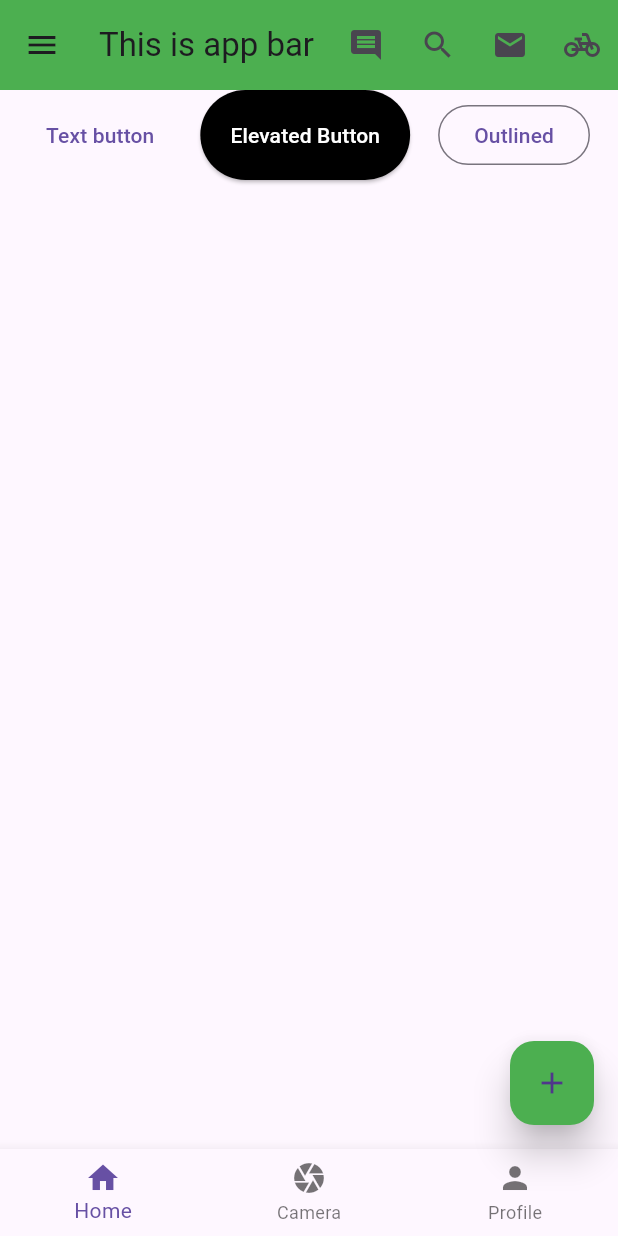
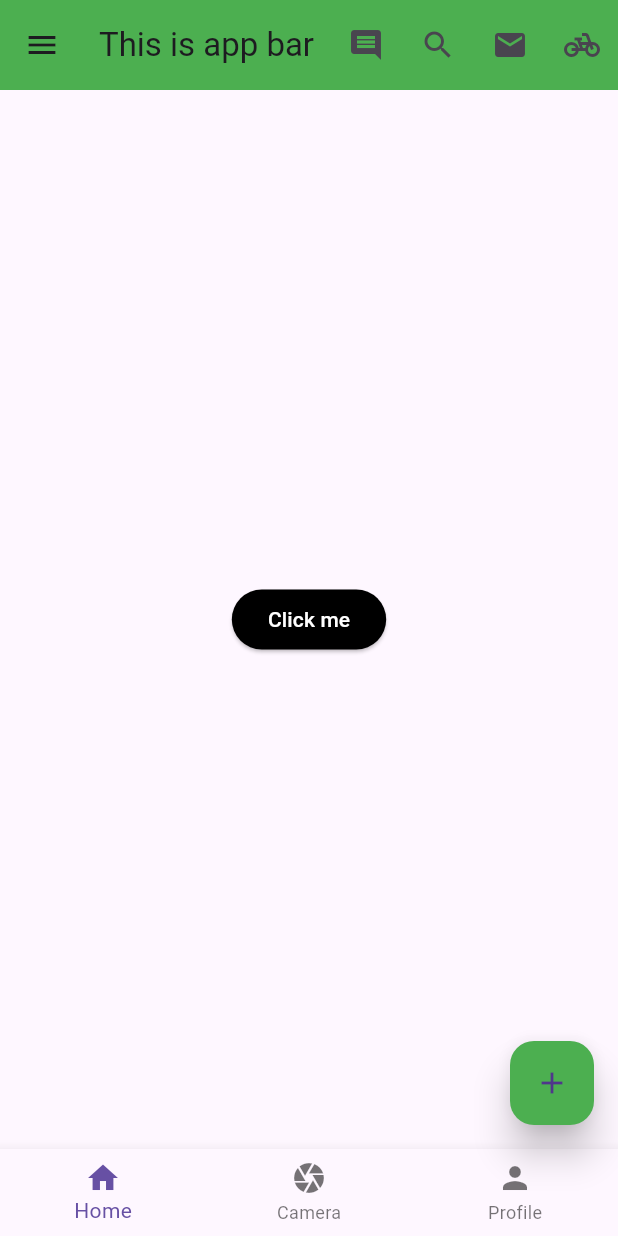
Before and after one commit to Abir-Bin-Billal/My_App, a Flutter app: the screen it shows after launch, on a phone screen of 412 x 824 dp. Run offline on Flutter 3.47's test engine with Material 3 defaults, Android fonts, the phone set to English and light mode, and no system bars; Roboto replaces fonts that are missing (Vaerla).

Commit message:
Alert Dialouge added

```diff
--- a/lib/main.dart
+++ b/lib/main.dart
@@ -24,6 +24,27 @@ class HomeActivity extends StatelessWidget {
   MySnackBar(message, context) {
     return ScaffoldMessenger.of(context)
         .showSnackBar(SnackBar(content: Text(message)));
+  }
+  MyAlerdialouge(context){
+    return showDialog(
+      context: context,
+      builder: (BuildContext context){
+
+return Expanded(
+  child: AlertDialog(
+    title: Text('Alert!'),
+    content: Text('Do you want to delete?'),
+    actions: [
+      ElevatedButton(onPressed: (){MySnackBar("Delete Successfully", context);Navigator.of(context).pop();}, child: Text("Yes"),
+      style: ElevatedButton.styleFrom(
+        backgroundColor: Colors.blue
+      ),),
+      ElevatedButton(onPressed: (){Navigator.of(context).pop();}, child: Text('No'),
+      style: ElevatedButton.styleFrom(backgroundColor: Colors.blue,))
+    ],
+  )
+  );
+      });
   }
 
   @override
@@ -145,63 +166,17 @@ class HomeActivity extends StatelessWidget {
           ],
         ),
       ),
-      endDrawer: Drawer(
-        child: ListView(
-          children: [
-            DrawerHeader(
-                padding: EdgeInsets.all(0),
-                child: UserAccountsDrawerHeader(
-                  decoration:
-                      BoxDecoration(color: Color.fromARGB(255, 255, 255, 255)),
-                  accountName: Text(
-                    "Abir bin Billal",
-                    style: TextStyle(color: Colors.black),
-                  ),
-                  accountEmail: Text(
-                    "Abir41300@gmial.com",
-                    style: TextStyle(color: Colors.black),
-                  ),
-                  currentAccountPicture: Image.network(
-                      "https://cdn5.vectorstock.com/i/1000x1000/44/89/hacker-logo-template-vector-20504489.jpg"),
-                )),
-            ListTile(
-              title: Text("Home"),
-              leading: Icon(Icons.home),
-              onTap: () {
-                MySnackBar("On the way to Home!", context);
-              },
-            ),
-            ListTile(
-              title: const Text("Contact"),
-              leading: const Icon(Icons.contact_mail),
-              onTap: () {
-                MySnackBar("this is contact", context);
-              },
-            ),
-            ListTile(
-              title: Text("Profile"),
-              leading: Icon(Icons.person),
-              onTap: () {
-                MySnackBar("This is a profilee", context);
-              },
-            ),
-            ListTile(
-              title: Text("Help"),
-              leading: Icon(Icons.help),
-              onTap: () {
-                MySnackBar("I can help you", context);
-              },
-            ),
-          ],
+      body: Center(
+      child: ElevatedButton(
+        style: ElevatedButton.styleFrom(
+          backgroundColor: Colors.black,
+          shape: StadiumBorder(),
         ),
-      ),
-      body: Row(
-        mainAxisAlignment: MainAxisAlignment.spaceEvenly,
-        children: [
-          TextButton(onPressed: (){MySnackBar("This is text button", context);},  child: Text("Text button")),
-          ElevatedButton(onPressed: (){MySnackBar("This a  an elevated button", context);}, child: Text("Elevated Button"),style: buttonStyle,),
-          OutlinedButton(onPressed: (){MySnackBar("This a is an OutlinedButton", context);}, child: Text("Outlined"))
-        ],
+        onPressed:(){MyAlerdialouge(context);}  ,
+       child: Text('Click me',
+       style: TextStyle(color: Colors.white),),
+
+       ),
       )
     );
   }
```
Also changed, not shown: lib/desktop-wallpaper-real-madrid-pc-real-madrid-2021-pc.jpg (added).
